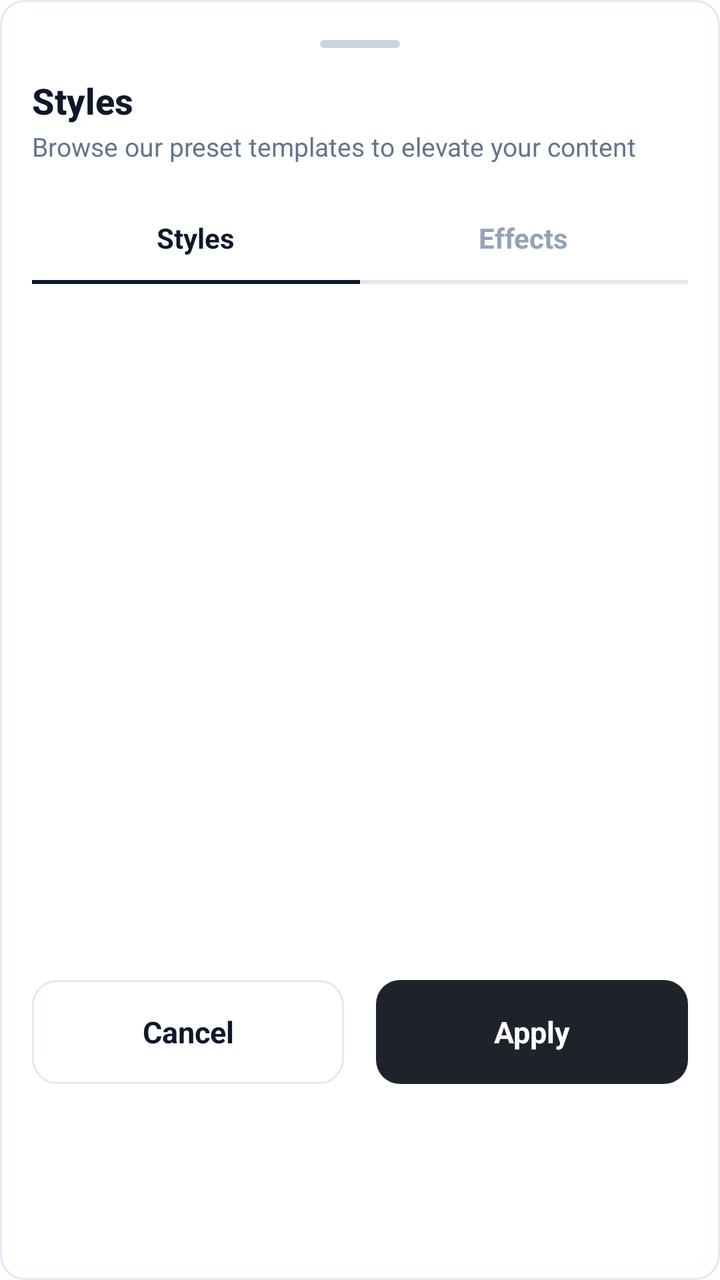
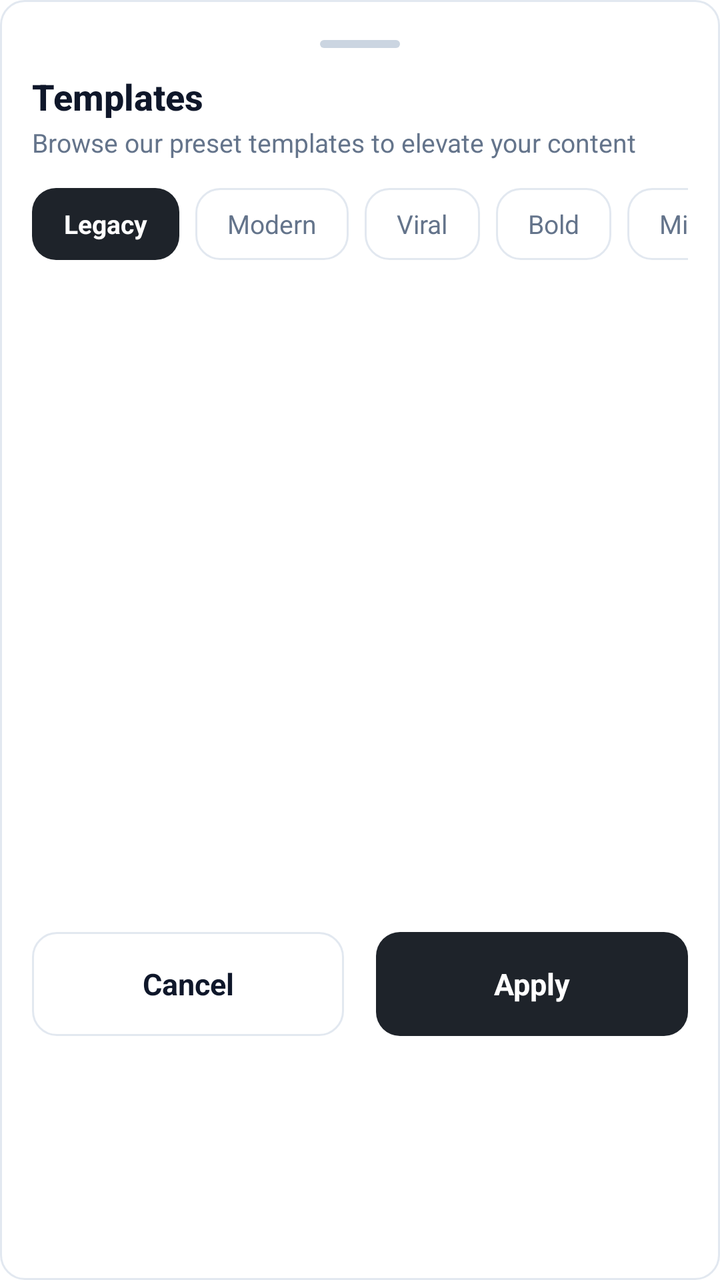

Screens rendered from an Android XML layout before and after an edit, with the pre-edit source and the edit as a unified diff.
<!-- AndroidManifest.xml: application theme Theme.CaptionForgeNative -->
<!-- res/layout/bottom_sheet_templates.xml -->
<?xml version="1.0" encoding="utf-8"?>
<LinearLayout xmlns:android="http://schemas.android.com/apk/res/android"
    xmlns:app="http://schemas.android.com/apk/res-auto"
    xmlns:tools="http://schemas.android.com/tools"
    android:layout_width="match_parent"
    android:layout_height="wrap_content"
    android:background="@drawable/bg_white_button"
    android:orientation="vertical"
    android:padding="16dp">

    
    <View
        android:layout_width="40dp"
        android:layout_height="4dp"
        android:layout_gravity="center_horizontal"
        android:layout_marginTop="4dp"
        android:layout_marginBottom="14dp"
        android:background="@drawable/bg_dark_pill"
        android:backgroundTint="@color/border_focused" />

    
    <TextView
        android:layout_width="wrap_content"
        android:layout_height="wrap_content"
        android:fontFamily="sans-serif-medium"
        android:text="Styles"
        android:textColor="@color/text_primary"
        android:textSize="18sp"
        android:textStyle="bold" />

    <TextView
        android:layout_width="wrap_content"
        android:layout_height="wrap_content"
        android:layout_marginTop="2dp"
        android:text="Browse our preset templates to elevate your content"
        android:textColor="@color/text_secondary"
        android:textSize="13sp" />

    
    <LinearLayout
        android:layout_width="match_parent"
        android:layout_height="44dp"
        android:layout_marginTop="16dp"
        android:orientation="horizontal">

        <LinearLayout
            android:id="@+id/tabStylesHeader"
            android:layout_width="0dp"
            android:layout_height="match_parent"
            android:layout_weight="1"
            android:gravity="center"
            android:orientation="vertical">

            <TextView
                android:id="@+id/tvTabStylesLabel"
                android:layout_width="wrap_content"
                android:layout_height="0dp"
                android:layout_weight="1"
                android:gravity="center"
                android:text="Styles"
                android:textColor="@color/text_primary"
                android:textSize="14sp"
                android:textStyle="bold" />

            <View
                android:id="@+id/indicatorStyles"
                android:layout_width="match_parent"
                android:layout_height="2dp"
                android:background="@color/text_primary" />
        </LinearLayout>

        <LinearLayout
            android:id="@+id/tabEffectsHeader"
            android:layout_width="0dp"
            android:layout_height="match_parent"
            android:layout_weight="1"
            android:gravity="center"
            android:orientation="vertical">

            <TextView
                android:id="@+id/tvTabEffectsLabel"
                android:layout_width="wrap_content"
                android:layout_height="0dp"
                android:layout_weight="1"
                android:gravity="center"
                android:text="Effects"
                android:textColor="@color/text_muted"
                android:textSize="14sp"
                android:textStyle="bold" />

            <View
                android:id="@+id/indicatorEffects"
                android:layout_width="match_parent"
                android:layout_height="2dp"
                android:background="@color/border_subtle" />
        </LinearLayout>

    </LinearLayout>

    
    <androidx.recyclerview.widget.RecyclerView
        android:id="@+id/rvTemplatesGrid"
        android:layout_width="match_parent"
        android:layout_height="320dp"
        android:layout_marginTop="12dp"
        app:layoutManager="androidx.recyclerview.widget.GridLayoutManager"
        app:spanCount="2"
        tools:listitem="@layout/item_template_card" />

    
    <LinearLayout
        android:layout_width="match_parent"
        android:layout_height="52dp"
        android:layout_marginTop="16dp"
        android:orientation="horizontal">

        <TextView
            android:id="@+id/btnCancelTemplate"
            android:layout_width="0dp"
            android:layout_height="match_parent"
            android:layout_marginEnd="8dp"
            android:layout_weight="1"
            android:background="@drawable/bg_white_button"
            android:gravity="center"
            android:text="Cancel"
            android:textColor="@color/text_primary"
            android:textSize="15sp"
            android:textStyle="bold" />

        <TextView
            android:id="@+id/btnApplyTemplate"
            android:layout_width="0dp"
            android:layout_height="match_parent"
            android:layout_marginStart="8dp"
            android:layout_weight="1"
            android:background="@drawable/bg_dark_pill"
            android:gravity="center"
            android:text="Apply"
            android:textColor="@color/text_white"
            android:textSize="15sp"
            android:textStyle="bold" />

    </LinearLayout>

</LinearLayout>
<!-- res/layout/item_template_card.xml (included above) -->
<?xml version="1.0" encoding="utf-8"?>
<LinearLayout xmlns:android="http://schemas.android.com/apk/res/android"
    xmlns:app="http://schemas.android.com/apk/res-auto"
    android:layout_width="match_parent"
    android:layout_height="wrap_content"
    android:orientation="vertical"
    android:padding="6dp">

    
    <androidx.cardview.widget.CardView
        android:id="@+id/cardTemplate"
        android:layout_width="match_parent"
        android:layout_height="140dp"
        app:cardBackgroundColor="@color/dark_card_bg"
        app:cardCornerRadius="16dp"
        app:cardElevation="0dp">

        <androidx.constraintlayout.widget.ConstraintLayout
            android:id="@+id/layoutCardContainer"
            android:layout_width="match_parent"
            android:layout_height="match_parent"
            android:padding="12dp">

            
            <ImageView
                android:id="@+id/ivCheckmark"
                android:layout_width="22dp"
                android:layout_height="22dp"
                android:src="@drawable/ic_app_icon"
                android:visibility="gone"
                app:layout_constraintBottom_toBottomOf="parent"
                app:layout_constraintStart_toStartOf="parent" />

            
            <TextView
                android:id="@+id/tvTemplatePreview"
                android:layout_width="match_parent"
                android:layout_height="wrap_content"
                android:fontFamily="sans-serif-black"
                android:gravity="center"
                android:text="ELEVATE THE WORDS"
                android:textColor="@color/text_white"
                android:textSize="14sp"
                android:textStyle="bold"
                app:layout_constraintBottom_toBottomOf="parent"
                app:layout_constraintTop_toTopOf="parent" />

        </androidx.constraintlayout.widget.ConstraintLayout>
    </androidx.cardview.widget.CardView>

    
    <TextView
        android:id="@+id/tvTemplateName"
        android:layout_width="wrap_content"
        android:layout_height="wrap_content"
        android:layout_marginTop="6dp"
        android:layout_marginStart="4dp"
        android:fontFamily="sans-serif-medium"
        android:text="Elevate"
        android:textColor="@color/text_primary"
        android:textSize="13sp" />

</LinearLayout>
<!-- resources referenced by this layout -->
<resources>
  <color name="border_focused">#CBD5E1</color>
  <color name="border_subtle">#E2E8F0</color>
  <color name="dark_card_bg">#2A2C32</color>
  <color name="text_muted">#94A3B8</color>
  <color name="text_primary">#0F172A</color>
  <color name="text_secondary">#64748B</color>
  <color name="text_white">#FFFFFF</color>
  <!-- drawable bg_dark_pill (drawable) -->
  <?xml version="1.0" encoding="utf-8"?>
  <shape xmlns:android="http://schemas.android.com/apk/res/android"
      android:shape="rectangle">
      <solid android:color="@color/dark_button" />
      <corners android:radius="12dp" />
  </shape>
  <!-- drawable bg_white_button (drawable) -->
  <?xml version="1.0" encoding="utf-8"?>
  <shape xmlns:android="http://schemas.android.com/apk/res/android"
      android:shape="rectangle">
      <solid android:color="@color/bg_app" />
      <stroke android:width="1dp" android:color="@color/border_subtle" />
      <corners android:radius="12dp" />
  </shape>
  <!-- drawable ic_app_icon (drawable) -->
  <?xml version="1.0" encoding="utf-8"?>
  <vector xmlns:android="http://schemas.android.com/apk/res/android"
      android:width="108dp"
      android:height="108dp"
      android:viewportWidth="108"
      android:viewportHeight="108">
      <path
          android:fillColor="#121622"
          android:pathData="M0,0h108v108h-108z" />
      <path
          android:fillColor="#FBBF24"
          android:pathData="M54,20 L62,42 L84,50 L62,58 L54,80 L46,58 L24,50 L46,42 Z" />
  </vector>
  <style name="Theme.CaptionForgeNative" parent="Theme.MaterialComponents.NoActionBar">
          <item name="colorPrimary">@color/primary_500</item>
          <item name="colorPrimaryVariant">@color/primary_600</item>
          <item name="colorOnPrimary">@color/text_white</item>
          <item name="android:statusBarColor">@color/bg_dark</item>
          <item name="android:navigationBarColor">@color/bg_dark</item>
          <item name="android:windowBackground">@color/bg_dark</item>
      </style>
  <color name="dark_button">#1E232A</color>
  <color name="bg_app">#FFFFFF</color>
  <color name="primary_500">#6366F1</color>
  <color name="primary_600">#4F46E5</color>
  <color name="bg_dark">#FFFFFF</color>
</resources>

<!-- the commit's change to res/layout/bottom_sheet_templates.xml (unified diff, before → after) -->
@@ -14,7 +14,7 @@
         android:layout_height="4dp"
         android:layout_gravity="center_horizontal"
         android:layout_marginTop="4dp"
-        android:layout_marginBottom="14dp"
+        android:layout_marginBottom="12dp"
         android:background="@drawable/bg_dark_pill"
         android:backgroundTint="@color/border_focused" />
 
@@ -23,7 +23,7 @@
         android:layout_width="wrap_content"
         android:layout_height="wrap_content"
         android:fontFamily="sans-serif-medium"
-        android:text="Styles"
+        android:text="Templates"
         android:textColor="@color/text_primary"
         android:textSize="18sp"
         android:textStyle="bold" />
@@ -37,85 +37,130 @@
         android:textSize="13sp" />
 
     
-    <LinearLayout
+    <HorizontalScrollView
         android:layout_width="match_parent"
-        android:layout_height="44dp"
-        android:layout_marginTop="16dp"
-        android:orientation="horizontal">
+        android:layout_height="wrap_content"
+        android:layout_marginTop="14dp"
+        android:scrollbars="none">
 
         <LinearLayout
-            android:id="@+id/tabStylesHeader"
-            android:layout_width="0dp"
-            android:layout_height="match_parent"
-            android:layout_weight="1"
-            android:gravity="center"
-            android:orientation="vertical">
+            android:layout_width="wrap_content"
+            android:layout_height="wrap_content"
+            android:orientation="horizontal">
 
+            
             <TextView
-                android:id="@+id/tvTabStylesLabel"
+                android:id="@+id/chipCatLegacy"
                 android:layout_width="wrap_content"
-                android:layout_height="0dp"
-                android:layout_weight="1"
+                android:layout_height="36dp"
+                android:layout_marginEnd="8dp"
+                android:background="@drawable/bg_dark_pill"
                 android:gravity="center"
-                android:text="Styles"
-                android:textColor="@color/text_primary"
-                android:textSize="14sp"
+                android:paddingHorizontal="16dp"
+                android:text="Legacy"
+                android:textColor="@color/text_white"
+                android:textSize="13sp"
                 android:textStyle="bold" />
 
-            <View
-                android:id="@+id/indicatorStyles"
-                android:layout_width="match_parent"
-                android:layout_height="2dp"
-                android:background="@color/text_primary" />
+            
+            <TextView
+                android:id="@+id/chipCatModern"
+                android:layout_width="wrap_content"
+                android:layout_height="36dp"
+                android:layout_marginEnd="8dp"
+                android:background="@drawable/bg_white_button"
+                android:gravity="center"
+                android:paddingHorizontal="16dp"
+                android:text="Modern"
+                android:textColor="@color/text_secondary"
+                android:textSize="13sp" />
+
+            
+            <TextView
+                android:id="@+id/chipCatViral"
+                android:layout_width="wrap_content"
+                android:layout_height="36dp"
+                android:layout_marginEnd="8dp"
+                android:background="@drawable/bg_white_button"
+                android:gravity="center"
+                android:paddingHorizontal="16dp"
+                android:text="Viral"
+                android:textColor="@color/text_secondary"
+                android:textSize="13sp" />
+
+            
+            <TextView
+                android:id="@+id/chipCatBold"
+                android:layout_width="wrap_content"
+                android:layout_height="36dp"
+                android:layout_marginEnd="8dp"
+                android:background="@drawable/bg_white_button"
+                android:gravity="center"
+                android:paddingHorizontal="16dp"
+                android:text="Bold"
+                android:textColor="@color/text_secondary"
+                android:textSize="13sp" />
+
+            
+            <TextView
+                android:id="@+id/chipCatMinimal"
+                android:layout_width="wrap_content"
+                android:layout_height="36dp"
+                android:layout_marginEnd="8dp"
+                android:background="@drawable/bg_white_button"
+                android:gravity="center"
+                android:paddingHorizontal="16dp"
+                android:text="Minimal"
+                android:textColor="@color/text_secondary"
+                android:textSize="13sp" />
+
+            
+            <TextView
+                android:id="@+id/chipCatCool"
+                android:layout_width="wrap_content"
+                android:layout_height="36dp"
+                android:layout_marginEnd="8dp"
+                android:background="@drawable/bg_white_button"
+                android:gravity="center"
+                android:paddingHorizontal="16dp"
+                android:text="Cool"
+                android:textColor="@color/text_secondary"
+                android:textSize="13sp" />
+
+            
+            <TextView
+                android:id="@+id/chipCatSplitView"
+                android:layout_width="wrap_content"
+                android:layout_height="36dp"
+                android:layout_marginEnd="8dp"
+                android:background="@drawable/bg_white_button"
+                android:gravity="center"
+                android:paddingHorizontal="16dp"
+                android:text="Split view"
+                android:textColor="@color/text_secondary"
+                android:textSize="13sp" />
+
         </LinearLayout>
-
-        <LinearLayout
-            android:id="@+id/tabEffectsHeader"
-            android:layout_width="0dp"
-            android:layout_height="match_parent"
-            android:layout_weight="1"
-            android:gravity="center"
-            android:orientation="vertical">
-
-            <TextView
-                android:id="@+id/tvTabEffectsLabel"
-                android:layout_width="wrap_content"
-                android:layout_height="0dp"
-                android:layout_weight="1"
-                android:gravity="center"
-                android:text="Effects"
-                android:textColor="@color/text_muted"
-                android:textSize="14sp"
-                android:textStyle="bold" />
-
-            <View
-                android:id="@+id/indicatorEffects"
-                android:layout_width="match_parent"
-                android:layout_height="2dp"
-                android:background="@color/border_subtle" />
-        </LinearLayout>
-
-    </LinearLayout>
+    </HorizontalScrollView>
 
     
     <androidx.recyclerview.widget.RecyclerView
         android:id="@+id/rvTemplatesGrid"
         android:layout_width="match_parent"
-        android:layout_height="320dp"
+        android:layout_height="310dp"
         android:layout_marginTop="12dp"
-        app:layoutManager="androidx.recyclerview.widget.GridLayoutManager"
-        app:spanCount="2"
-        tools:listitem="@layout/item_template_card" />
+        android:clipToPadding="false"
+        android:scrollbars="none" />
 
     
     <LinearLayout
         android:layout_width="match_parent"
         android:layout_height="52dp"
-        android:layout_marginTop="16dp"
+        android:layout_marginTop="14dp"
         android:orientation="horizontal">
 
         <TextView
-            android:id="@+id/btnCancelTemplate"
+            android:id="@+id/btnCancelTemplates"
             android:layout_width="0dp"
             android:layout_height="match_parent"
             android:layout_marginEnd="8dp"
@@ -128,7 +173,7 @@
             android:textStyle="bold" />
 
         <TextView
-            android:id="@+id/btnApplyTemplate"
+            android:id="@+id/btnApplyTemplates"
             android:layout_width="0dp"
             android:layout_height="match_parent"
             android:layout_marginStart="8dp"
@@ -143,67 +188,3 @@
     </LinearLayout>
 
 </LinearLayout>
-<!-- res/layout/item_template_card.xml (included above) -->
-<?xml version="1.0" encoding="utf-8"?>
-<LinearLayout xmlns:android="http://schemas.android.com/apk/res/android"
-    xmlns:app="http://schemas.android.com/apk/res-auto"
-    android:layout_width="match_parent"
-    android:layout_height="wrap_content"
-    android:orientation="vertical"
-    android:padding="6dp">
-
-    
-    <androidx.cardview.widget.CardView
-        android:id="@+id/cardTemplate"
-        android:layout_width="match_parent"
-        android:layout_height="140dp"
-        app:cardBackgroundColor="@color/dark_card_bg"
-        app:cardCornerRadius="16dp"
-        app:cardElevation="0dp">
-
-        <androidx.constraintlayout.widget.ConstraintLayout
-            android:id="@+id/layoutCardContainer"
-            android:layout_width="match_parent"
-            android:layout_height="match_parent"
-            android:padding="12dp">
-
-            
-            <ImageView
-                android:id="@+id/ivCheckmark"
-                android:layout_width="22dp"
-                android:layout_height="22dp"
-                android:src="@drawable/ic_app_icon"
-                android:visibility="gone"
-                app:layout_constraintBottom_toBottomOf="parent"
-                app:layout_constraintStart_toStartOf="parent" />
-
-            
-            <TextView
-                android:id="@+id/tvTemplatePreview"
-                android:layout_width="match_parent"
-                android:layout_height="wrap_content"
-                android:fontFamily="sans-serif-black"
-                android:gravity="center"
-                android:text="ELEVATE THE WORDS"
-                android:textColor="@color/text_white"
-                android:textSize="14sp"
-                android:textStyle="bold"
-                app:layout_constraintBottom_toBottomOf="parent"
-                app:layout_constraintTop_toTopOf="parent" />
-
-        </androidx.constraintlayout.widget.ConstraintLayout>
-    </androidx.cardview.widget.CardView>
-
-    
-    <TextView
-        android:id="@+id/tvTemplateName"
-        android:layout_width="wrap_content"
-        android:layout_height="wrap_content"
-        android:layout_marginTop="6dp"
-        android:layout_marginStart="4dp"
-        android:fontFamily="sans-serif-medium"
-        android:text="Elevate"
-        android:textColor="@color/text_primary"
-        android:textSize="13sp" />
-
-</LinearLayout>
<!-- resource entries referenced after the edit -->
@@ -2,8 +2,6 @@
 <resources>
   <color name="border_focused">#CBD5E1</color>
   <color name="border_subtle">#E2E8F0</color>
-  <color name="dark_card_bg">#2A2C32</color>
-  <color name="text_muted">#94A3B8</color>
   <color name="text_primary">#0F172A</color>
   <color name="text_secondary">#64748B</color>
   <color name="text_white">#FFFFFF</color>
@@ -22,20 +20,6 @@
       <stroke android:width="1dp" android:color="@color/border_subtle" />
       <corners android:radius="12dp" />
   </shape>
-  <!-- drawable ic_app_icon (drawable) -->
-  <?xml version="1.0" encoding="utf-8"?>
-  <vector xmlns:android="http://schemas.android.com/apk/res/android"
-      android:width="108dp"
-      android:height="108dp"
-      android:viewportWidth="108"
-      android:viewportHeight="108">
-      <path
-          android:fillColor="#121622"
-          android:pathData="M0,0h108v108h-108z" />
-      <path
-          android:fillColor="#FBBF24"
-          android:pathData="M54,20 L62,42 L84,50 L62,58 L54,80 L46,58 L24,50 L46,42 Z" />
-  </vector>
   <style name="Theme.CaptionForgeNative" parent="Theme.MaterialComponents.NoActionBar">
           <item name="colorPrimary">@color/primary_500</item>
           <item name="colorPrimaryVariant">@color/primary_600</item>
